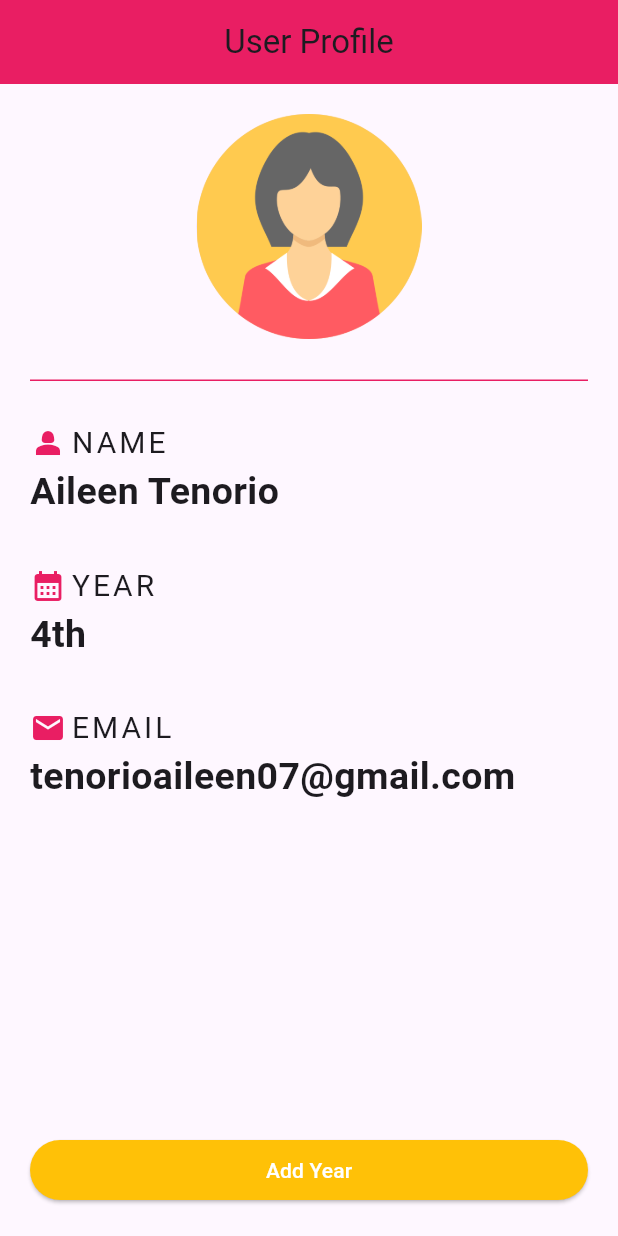
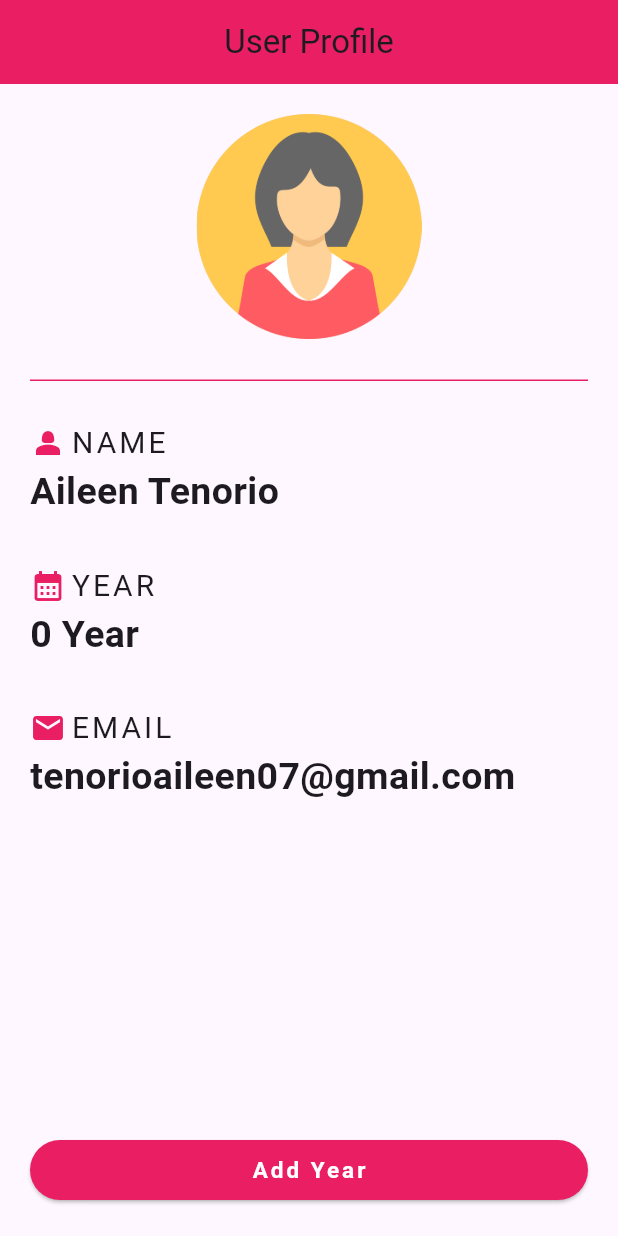
Before and after one commit to aileen717/front, a Flutter app: the screen it shows after launch, on a phone screen of 412 x 824 dp. Run offline on Flutter 3.47's test engine with Material 3 defaults, Android fonts, the light colour scheme and no system bars.

Commit message:
update stateful widget

```diff
--- a/lib/home.dart
+++ b/lib/home.dart
@@ -1,7 +1,14 @@
 import 'package:flutter/material.dart';
 
-class Home extends StatelessWidget {
+class Home extends StatefulWidget {
   const Home ({super.key});
+
+  @override
+  State<Home> createState() => _HomeState();
+}
+
+class _HomeState extends State<Home> {
+  int year = 0;
 
  @override
   Widget build(BuildContext context) {
@@ -23,7 +30,6 @@ child: Column(
                   child: CircleAvatar(
                     child: Image.asset('assets/human.png'),
                     radius: 75.0,
-
                   ),
                 ),
     Divider(height: 55.0,
@@ -58,6 +64,7 @@ child: Column(
         Icon(Icons.calendar_month,
             color: Colors.pink,
         ),
+
         SizedBox(width: 3.0,),
         Text(
           'YEAR',
@@ -69,7 +76,7 @@ child: Column(
       ],
     ),
     Text(
-    '4th',
+    '$year Year',
       style: TextStyle(
         fontWeight: FontWeight.bold,
         fontSize: 25.0,
@@ -104,14 +111,21 @@ child: Column(
       crossAxisAlignment: CrossAxisAlignment.stretch,
       children: [
         ElevatedButton(
-          onPressed:(){},
+          onPressed:(){
+            setState(() {
+              year +=1 ;
+            });
+          },
           child: Text('Add Year',
           style: TextStyle(
             color: Colors.white,
+            fontWeight: FontWeight.bold,
+            letterSpacing: 2.0,
+            fontSize: 15.0,
           ),
           ),
           style: ButtonStyle(
-            backgroundColor: WidgetStateProperty.all(Colors.amber,)
+            backgroundColor: WidgetStateProperty.all(Colors.pink,),
           ),
         ),
       ],
```
Lines whose indentation alone changed are shown as unchanged.
